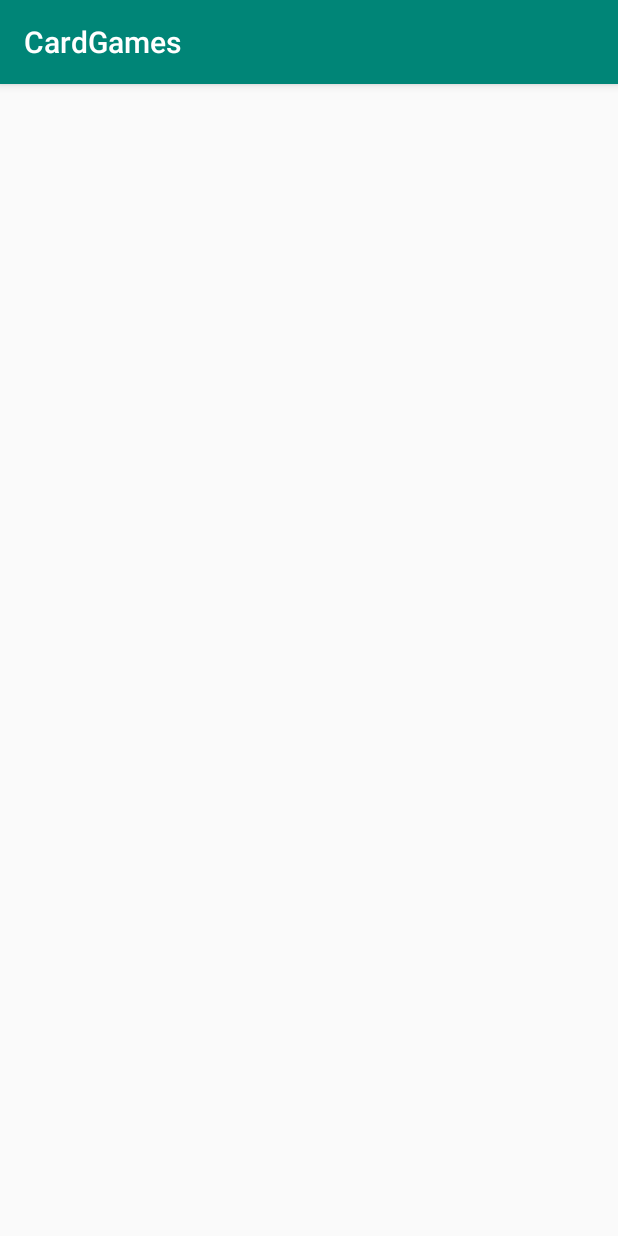
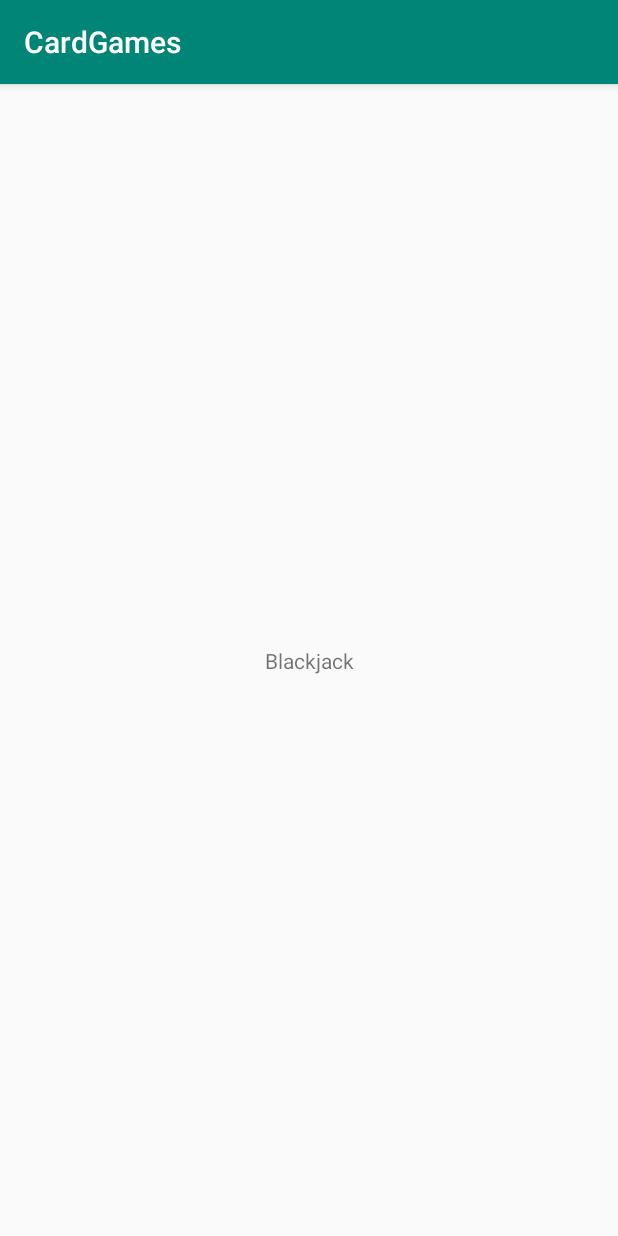
Before and after one commit to atarsidhu/CardGames, an Android app: the Blackjack screen opened directly, with no data from a screen before it, on a phone screen of 412 x 824 dp. Run offline under Robolectric (Android 15) with nearby library versions, the phone set to English and light mode, and no system bars.

Commit message:
+ Added Identifying text to each game page * Tweaked some colour stuff

```diff
--- a/app/src/main/AndroidManifest.xml
+++ b/app/src/main/AndroidManifest.xml
@@ -16,7 +16,6 @@
         <activity android:name=".MainActivity">
             <intent-filter>
                 <action android:name="android.intent.action.MAIN"/>
-
                 <category android:name="android.intent.category.LAUNCHER"/>
             </intent-filter>
         </activity>
--- a/app/src/main/res/layout/activity_blackjack.xml
+++ b/app/src/main/res/layout/activity_blackjack.xml
@@ -7,4 +7,13 @@
         android:layout_height="match_parent"
         tools:context=".Blackjack">
 
+    <TextView
+        android:id="@+id/textView2"
+        android:layout_width="wrap_content"
+        android:layout_height="wrap_content"
+        android:text="@string/blackjack_description"
+        app:layout_constraintBottom_toBottomOf="parent"
+        app:layout_constraintEnd_toEndOf="parent"
+        app:layout_constraintStart_toStartOf="parent"
+        app:layout_constraintTop_toTopOf="parent" />
 </androidx.constraintlayout.widget.ConstraintLayout>
--- a/app/src/main/res/values/colors.xml
+++ b/app/src/main/res/values/colors.xml
@@ -1,6 +1,9 @@
 <?xml version="1.0" encoding="utf-8"?>
 <resources>
     <color name="colorPrimary">#008577</color>
-    <color name="colorPrimaryDark">#00574B</color>
+    <color name="colorPrimaryVariant">#008577</color>
     <color name="colorAccent">#D81B60</color>
+    <color name="colorAccentVariant">#F44336</color>
+    <color name="colorBackground">#88FFFFFF</color>
+    <color name="colorBackgroundVariant">#292929</color>
 </resources>
--- a/app/src/main/res/values/styles.xml
+++ b/app/src/main/res/values/styles.xml
@@ -4,7 +4,7 @@
     <style name="AppTheme" parent="Theme.AppCompat.Light.DarkActionBar">
         <!-- Customize your theme here. -->
         <item name="colorPrimary">@color/colorPrimary</item>
-        <item name="colorPrimaryDark">@color/colorPrimaryDark</item>
+        <item name="colorPrimaryDark">@color/colorPrimaryVariant</item>
         <item name="colorAccent">@color/colorAccent</item>
     </style>
 
--- a/build.gradle
+++ b/build.gradle
@@ -7,7 +7,7 @@ buildscript {
 
     }
     dependencies {
-        classpath 'com.android.tools.build:gradle:3.5.0'
+        classpath 'com.android.tools.build:gradle:3.6.1'
 
         // NOTE: Do not place your application dependencies here; they belong
         // in the individual module build.gradle files
```
Also changed, not shown: app/src/main/res/layout/activity_go_fish.xml (+9 -0 lines), app/src/main/res/layout/activity_main.xml (+18 -11 lines), gradle/wrapper/gradle-wrapper.properties.
